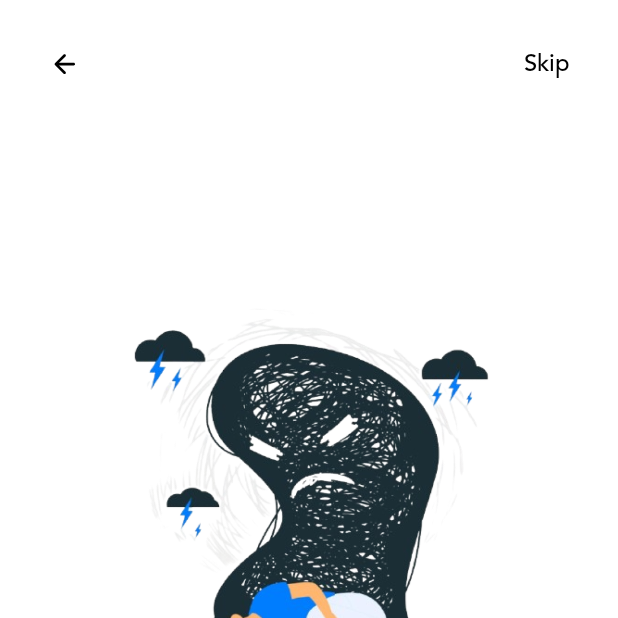
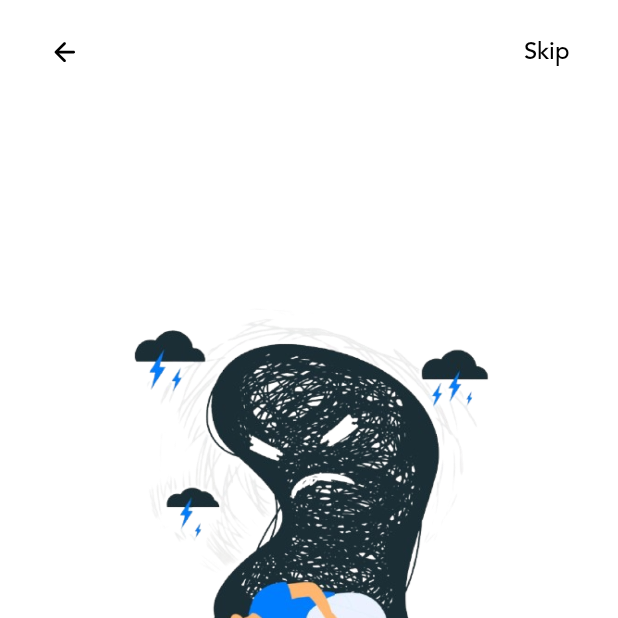
Before and after one commit to ramaaudra/Write-My-Life-Mobile, an Android app: the screen it shows after launch (MainActivity), after a tap on "Skip", on a phone screen of 412 x 824 dp, the top half of it. Run offline under Robolectric (Android 15) with nearby library versions, the light colour scheme and no system bars; libraries missing offline, so code that uses them is left out: com.tbuonomo.viewpagerdotsindicator; plain views replace WormDotsIndicator; 2 statements that could not run were skipped.

Commit message:
force lightmode and fix margin

```diff
--- a/app/src/main/AndroidManifest.xml
+++ b/app/src/main/AndroidManifest.xml
@@ -2,6 +2,7 @@
 xmlns:tools="http://schemas.android.com/tools">
 
 <application
+    android:name=".myApp"
     android:allowBackup="true"
     android:dataExtractionRules="@xml/data_extraction_rules"
     android:fullBackupContent="@xml/backup_rules"
@@ -27,7 +28,6 @@ xmlns:tools="http://schemas.android.com/tools">
     <activity
         android:name="com.health.writemylife.ui.home.HomeActivity"
         android:exported="false"
-
         />
 </application>
 
--- /dev/null
+++ b/app/src/main/java/com/health/writemylife/myApp.kt
@@ -0,0 +1,11 @@
+package com.health.writemylife
+
+import android.app.Application
+import androidx.appcompat.app.AppCompatDelegate
+
+class myApp: Application() {
+    override fun onCreate() {
+        super.onCreate()
+        AppCompatDelegate.setDefaultNightMode(AppCompatDelegate.MODE_NIGHT_NO);
+    }
+}
--- a/app/src/main/java/com/health/writemylife/ui/onboarding/MainActivity.kt
+++ b/app/src/main/java/com/health/writemylife/ui/onboarding/MainActivity.kt
@@ -3,6 +3,7 @@ package com.health.writemylife.ui.onboarding
 import android.os.Bundle
 import androidx.activity.enableEdgeToEdge
 import androidx.appcompat.app.AppCompatActivity
+import androidx.appcompat.app.AppCompatDelegate
 import androidx.core.view.ViewCompat
 import androidx.core.view.WindowInsetsCompat
 import com.health.writemylife.R
@@ -11,6 +12,7 @@ class MainActivity : AppCompatActivity() {
     override fun onCreate(savedInstanceState: Bundle?) {
         super.onCreate(savedInstanceState)
         enableEdgeToEdge()
+//        AppCompatDelegate.setDefaultNightMode(AppCompatDelegate.MODE_NIGHT_NO);
         setContentView(R.layout.activity_main)
         ViewCompat.setOnApplyWindowInsetsListener(findViewById(R.id.main)) { v, insets ->
             val systemBars = insets.getInsets(WindowInsetsCompat.Type.systemBars())
--- a/app/src/main/res/layout/activity_home.xml
+++ b/app/src/main/res/layout/activity_home.xml
@@ -12,5 +12,9 @@
       android:id="@+id/textView"
       android:layout_width="wrap_content"
       android:layout_height="wrap_content"
-      android:text="Home" />
+      android:text="Home"
+      app:layout_constraintBottom_toBottomOf="parent"
+      app:layout_constraintEnd_toEndOf="parent"
+      app:layout_constraintStart_toStartOf="parent"
+      app:layout_constraintTop_toTopOf="parent" />
 </androidx.constraintlayout.widget.ConstraintLayout>
--- a/app/src/main/res/layout/activity_main.xml
+++ b/app/src/main/res/layout/activity_main.xml
@@ -5,8 +5,7 @@
     android:id="@+id/main"
     android:layout_width="match_parent"
     android:layout_height="match_parent"
-    android:fitsSystemWindows="true"
-    android:backgroundTint="@color/white_background"
+    android:background="@color/white_background"
     tools:context=".ui.onboarding.MainActivity">
 
     <fragment
--- a/app/src/main/res/layout/fragment_first_screen.xml
+++ b/app/src/main/res/layout/fragment_first_screen.xml
@@ -51,12 +51,12 @@ android:background="@color/white_background"
         android:id="@+id/button_continue_ob1"
         android:layout_width="wrap_content"
         android:layout_height="wrap_content"
-        android:layout_marginTop="32dp"
+        android:layout_marginTop="24dp"
         android:layout_marginEnd="32dp"
         android:backgroundTint="@color/blue_primary"
+        android:fontFamily="@font/avenir_medium"
         android:text="@string/skip"
         android:textColor="@color/black"
-        android:fontFamily="@font/avenir_medium"
         android:textSize="16sp"
         app:layout_constraintEnd_toEndOf="parent"
         app:layout_constraintTop_toTopOf="parent" />
--- a/app/src/main/res/layout/fragment_second_screen.xml
+++ b/app/src/main/res/layout/fragment_second_screen.xml
@@ -51,10 +51,10 @@
         android:id="@+id/button_continue_ob2"
         android:layout_width="wrap_content"
         android:layout_height="wrap_content"
-        android:layout_marginTop="32dp"
+        android:layout_marginTop="24dp"
         android:layout_marginEnd="32dp"
+        android:backgroundTint="@color/blue_primary"
         android:fontFamily="@font/avenir_medium"
-        android:backgroundTint="@color/blue_primary"
         android:text="@string/skip"
         android:textColor="@color/black"
         android:textSize="16sp"
@@ -63,11 +63,11 @@
 
     <ImageView
         android:id="@+id/iv_btn_backob2"
-        android:contentDescription="@string/back"
         android:layout_width="wrap_content"
         android:layout_height="wrap_content"
         android:layout_marginStart="32dp"
-        android:layout_marginTop="32dp"
+        android:layout_marginTop="24dp"
+        android:contentDescription="@string/back"
         android:src="@drawable/back"
         app:layout_constraintStart_toStartOf="parent"
         app:layout_constraintTop_toTopOf="parent" />
--- a/app/src/main/res/layout/fragment_third_screen.xml
+++ b/app/src/main/res/layout/fragment_third_screen.xml
@@ -61,11 +61,11 @@
 
     <ImageView
         android:id="@+id/iv_btn_backob3"
-        android:contentDescription="@string/back"
         android:layout_width="wrap_content"
         android:layout_height="wrap_content"
         android:layout_marginStart="32dp"
-        android:layout_marginTop="32dp"
+        android:layout_marginTop="24dp"
+        android:contentDescription="@string/back"
         android:src="@drawable/back"
         app:layout_constraintStart_toStartOf="parent"
         app:layout_constraintTop_toTopOf="parent" />
```
